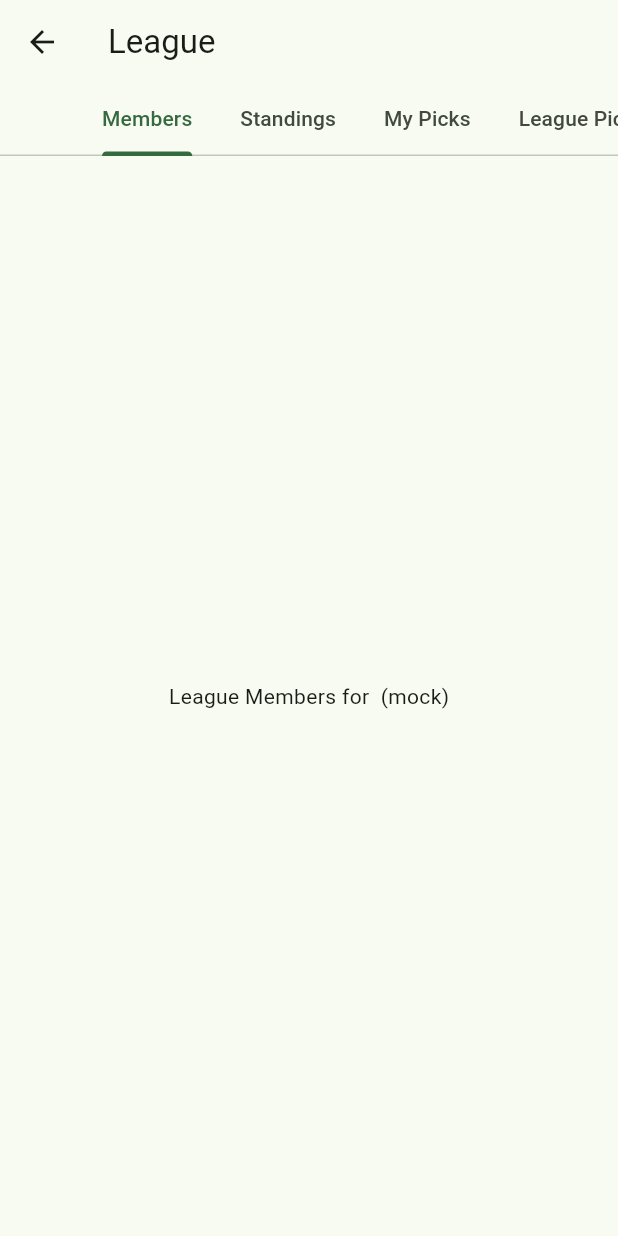
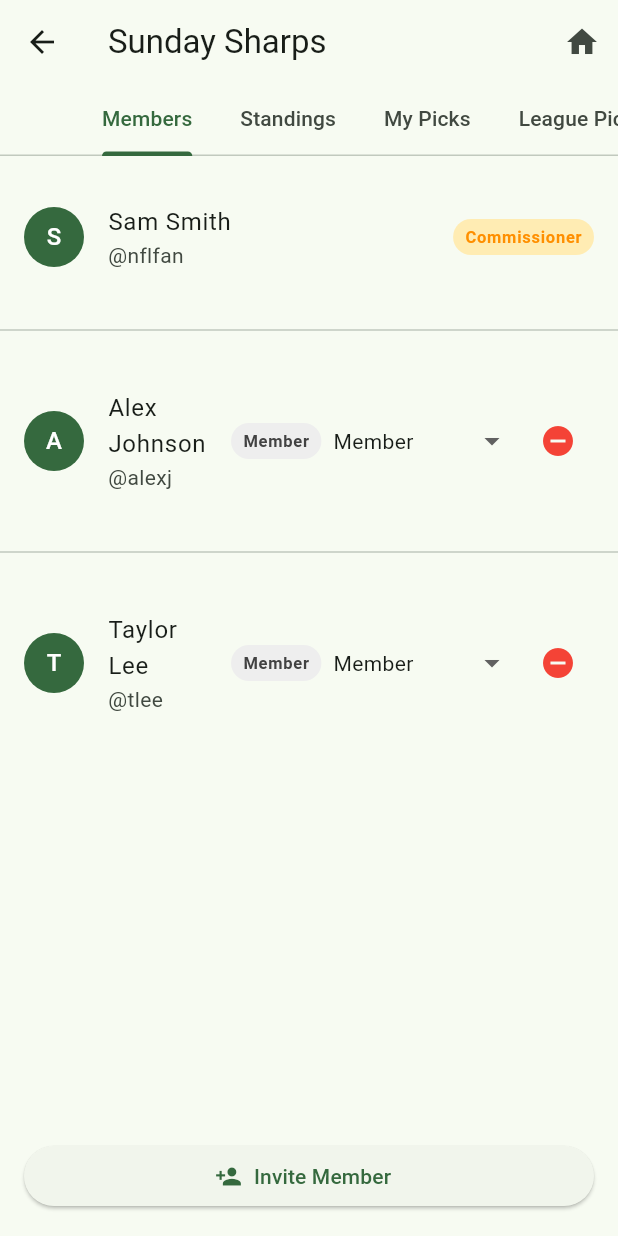
Before and after one commit to paul-macfarlane/picksleagues_flutter, a Flutter app: the LeaguePage screen opened directly with empty values, on a phone screen of 412 x 824 dp. Run offline on Flutter 3.47's test engine with Material 3 defaults, Android fonts, the phone set to English and light mode, and no system bars; our stand-ins replace go_router.

Commit message:
members tab wip

```diff
--- a/lib/pages/league_members_tab.dart
+++ b/lib/pages/league_members_tab.dart
@@ -1,11 +1,142 @@
 import 'package:flutter/material.dart';
+import '../data/mock_data.dart';
 
 class LeagueMembersTab extends StatelessWidget {
   final String leagueId;
   const LeagueMembersTab({super.key, required this.leagueId});
 
+  // Mock: Assume user is commissioner and not in season
+  final bool isCommissioner = true;
+  final bool inSeason = false;
+
+  // Mock members list
+  List<Map<String, dynamic>> get members => [
+    {
+      'id': '1',
+      'name': 'Sam Smith',
+      'username': 'nflfan',
+      'avatarUrl': null,
+      'role': 'commissioner',
+    },
+    {
+      'id': '2',
+      'name': 'Alex Johnson',
+      'username': 'alexj',
+      'avatarUrl': null,
+      'role': 'member',
+    },
+    {
+      'id': '3',
+      'name': 'Taylor Lee',
+      'username': 'tlee',
+      'avatarUrl': null,
+      'role': 'member',
+    },
+  ];
+
   @override
   Widget build(BuildContext context) {
-    return Center(child: Text('League Members for $leagueId (mock)'));
+    return Column(
+      children: [
+        Expanded(
+          child: ListView.separated(
+            itemCount: members.length,
+            separatorBuilder: (_, __) => const Divider(),
+            itemBuilder: (context, i) {
+              final m = members[i];
+              final isSelf = m['id'] == mockUser.id;
+              return ListTile(
+                contentPadding: const EdgeInsets.symmetric(
+                  vertical: 16,
+                  horizontal: 16,
+                ),
+                minVerticalPadding: 16,
+                leading: m['avatarUrl'] != null
+                    ? CircleAvatar(
+                        backgroundImage: NetworkImage(m['avatarUrl']),
+                      )
+                    : CircleAvatar(
+                        backgroundColor: Theme.of(context).colorScheme.primary,
+                        child: Text(
+                          m['name'][0],
+                          style: const TextStyle(color: Colors.white),
+                        ),
+                      ),
+                title: Text(m['name']),
+                subtitle: Text('@${m['username']}'),
+                trailing: Row(
+                  mainAxisSize: MainAxisSize.min,
+                  children: [
+                    Container(
+                      padding: const EdgeInsets.symmetric(
+                        horizontal: 8,
+                        vertical: 4,
+                      ),
+                      decoration: BoxDecoration(
+                        color: m['role'] == 'commissioner'
+                            ? Colors.amber.shade100
+                            : Colors.grey.shade200,
+                        borderRadius: BorderRadius.circular(12),
+                      ),
+                      child: Text(
+                        m['role'][0].toUpperCase() + m['role'].substring(1),
+                        style: TextStyle(
+                          color: m['role'] == 'commissioner'
+                              ? Colors.amber.shade800
+                              : Colors.grey.shade800,
+                          fontWeight: FontWeight.bold,
+                        ),
+                      ),
+                    ),
+                    if (isCommissioner && !isSelf) ...[
+                      const SizedBox(width: 8),
+                      DropdownButton<String>(
+                        value: m['role'],
+                        items: const [
+                          DropdownMenuItem(
+                            value: 'member',
+                            child: Text('Member'),
+                          ),
+                          DropdownMenuItem(
+                            value: 'commissioner',
+                            child: Text('Commissioner'),
+                          ),
+                        ],
+                        onChanged: (val) {}, // Mock
+                        underline: const SizedBox(),
+                        style: Theme.of(context).textTheme.bodyMedium,
+                      ),
+                      if (!inSeason) ...[
+                        const SizedBox(width: 8),
+                        IconButton(
+                          icon: const Icon(
+                            Icons.remove_circle,
+                            color: Colors.red,
+                          ),
+                          tooltip: 'Remove',
+                          onPressed: () {}, // Mock
+                        ),
+                      ],
+                    ],
+                  ],
+                ),
+              );
+            },
+          ),
+        ),
+        if (isCommissioner && !inSeason)
+          Padding(
+            padding: const EdgeInsets.all(16.0),
+            child: SizedBox(
+              width: double.infinity,
+              child: ElevatedButton.icon(
+                icon: const Icon(Icons.person_add),
+                label: const Text('Invite Member'),
+                onPressed: () {}, // Mock
+              ),
+            ),
+          ),
+      ],
+    );
   }
 }
--- a/lib/pages/league_page.dart
+++ b/lib/pages/league_page.dart
@@ -1,4 +1,6 @@
 import 'package:flutter/material.dart';
+import 'package:go_router/go_router.dart';
+import '../data/mock_data.dart';
 import 'league_members_tab.dart';
 import 'league_standings_tab.dart';
 import 'my_picks_tab.dart';
@@ -9,13 +11,29 @@ class LeaguePage extends StatelessWidget {
   final String leagueId;
   const LeaguePage({super.key, required this.leagueId});
 
+  String getLeagueName() {
+    // Mock: find league by id
+    final league = mockLeagues.firstWhere(
+      (l) => l.id == leagueId,
+      orElse: () => mockLeagues.first,
+    );
+    return league.name;
+  }
+
   @override
   Widget build(BuildContext context) {
     return DefaultTabController(
       length: 5,
       child: Scaffold(
         appBar: AppBar(
-          title: const Text('League'),
+          title: Text(getLeagueName()),
+          actions: [
+            IconButton(
+              icon: const Icon(Icons.home),
+              tooltip: 'Home',
+              onPressed: () => context.go('/home'),
+            ),
+          ],
           bottom: const TabBar(
             isScrollable: true,
             tabs: [
```
